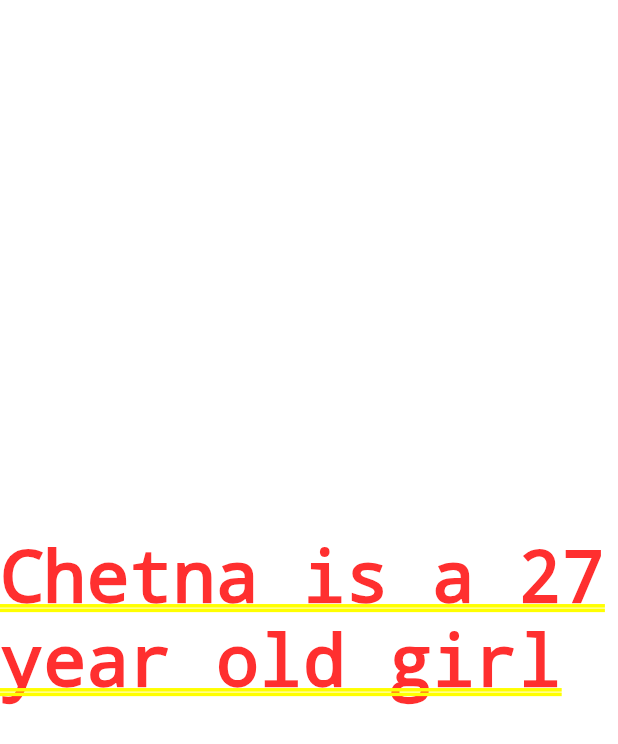
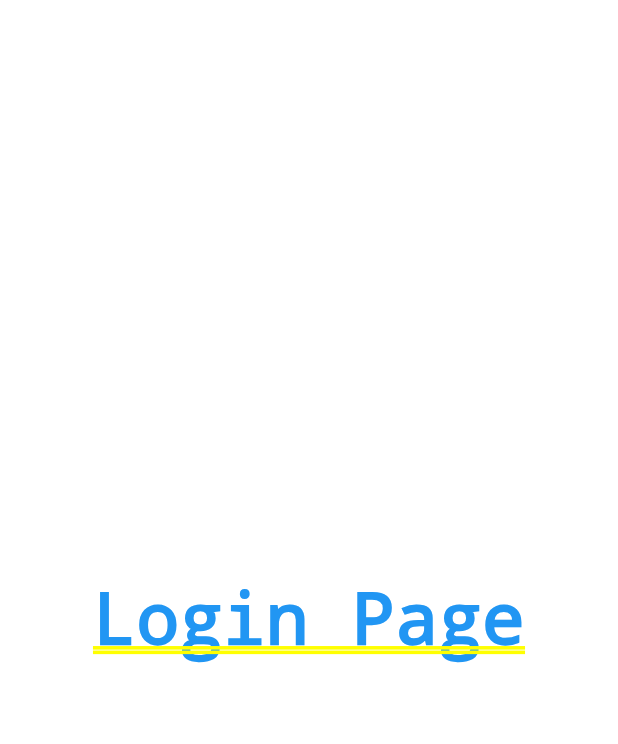
Before and after one commit to chetna-vispala/learnFlutter, a Flutter app: the screen it shows after launch, on a phone screen of 412 x 824 dp. Shown: the top 744 px of the screen. Run offline on Flutter 3.47's test engine with Material 2 defaults, Android fonts, the phone set to English and light mode, and no system bars.

Commit message:
3rd step completed

```diff
--- /dev/null
+++ b/lib/Pages/login_page.dart
@@ -0,0 +1,19 @@
+import 'package:flutter/material.dart';
+
+class LoginPage extends StatelessWidget {
+  const LoginPage({Key? key}) : super(key: key);
+
+  @override
+  Widget build(BuildContext context) {
+    return  const MaterialApp(
+      home:Center(
+        child: Text("Login Page",
+        style: TextStyle(
+          color:Colors. blue,
+          fontWeight: FontWeight.bold,
+        ),
+        ) ,
+      )
+    );
+  }
+}
--- a/lib/main.dart
+++ b/lib/main.dart
@@ -1,4 +1,6 @@
 import 'package:flutter/material.dart';
+import 'package:learn_datatype/Pages/home_page.dart';
+import 'package:learn_datatype/Pages/login_page.dart';
 
 void main() {
   runApp(const MyApp());
@@ -7,12 +9,11 @@ void main() {
 class MyApp extends StatelessWidget {
   const MyApp({Key? key}) : super(key: key);
 
-
   @override
   Widget build(BuildContext context) {
 
-    int age = 27; // only integer (single precision)
-    String name= "Chetna"; // only character
+    //int age = 27; // only integer (single precision)
+    //String name= "Chetna"; // only character
    // bool female = true; //only true/false
     //double value = 55.0; // float number (double precision)
   //  num temp = 30.2;    // use for both int & double datatype
@@ -20,11 +21,20 @@ class MyApp extends StatelessWidget {
    // const pi = 3.14; //constant value must be fixed
    // final string  = name; // you can change the value
 
+
     return MaterialApp(
-      home: Center(
-          child: Container(
-        child: Text("$name is a $age year old girl"), ///print Chetna is a 27 year old girl
-      )),
+      themeMode: ThemeMode.light,
+      theme: ThemeData(
+        primarySwatch: Colors.cyan
+      ),
+      darkTheme: ThemeData(brightness: Brightness.light,
+      ),
+      initialRoute: "/Login",
+      routes: {
+        "/" : (context)=>  HomePage(),
+        "/Login" : (context)=> LoginPage(),
+      },
     );
   }
+
 }
```
Also changed, not shown: lib/Pages/home_page.dart (added, +23 -0 lines), lib/home_page.dart (deleted).
